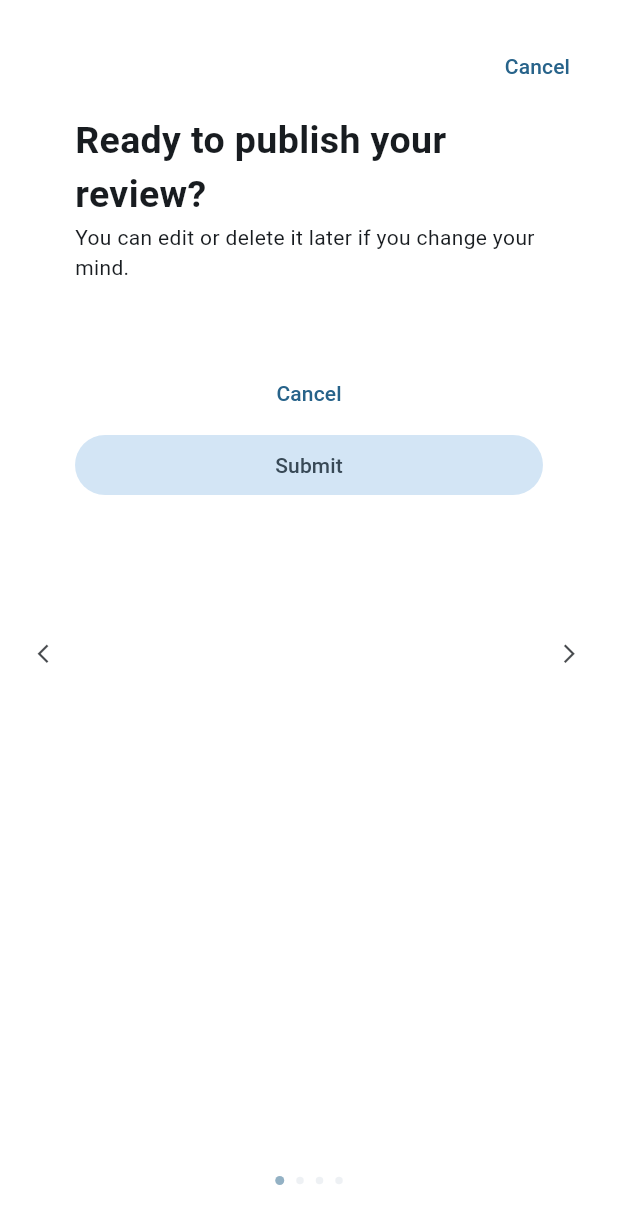
After one commit to zeykafx/lepl1509-moviegram, a Flutter app: the BsbForm screen opened directly, swiped to page 4, on a phone screen of 412 x 824 dp. The commit adds this screen. Shown: the top 1224 px of the screen. Run offline on Flutter 3.47's test engine with Material 2 defaults, Android fonts, the phone set to English and light mode, and no system bars; drawn by our look-alikes of card_swiper, dynamic_color; our stand-ins replace cloud_firestore, firebase_auth, firebase_core, flutter_animate, flutter_rating_bar, get and 1 more; accounts and stored records are empty.

Commit message:
new review ui (not working yet)

```diff
--- /dev/null
+++ b/lib/components/review/movie_page.dart
@@ -0,0 +1,333 @@
+import 'package:card_swiper/card_swiper.dart';
+import 'package:flutter/material.dart';
+import 'package:flutter_rating_bar/flutter_rating_bar.dart';
+
+class MoviePage extends StatefulWidget {
+  const MoviePage({super.key});
+
+  @override
+  _MoviePageState createState() => _MoviePageState();
+}
+
+class _MoviePageState extends State<MoviePage> {
+  bool isFocused = false;
+
+  @override
+  Widget build(BuildContext context) {
+    Size size = MediaQuery.of(context).size;
+    return Scaffold(
+        appBar: AppBar(title: const Text('Movie')),
+        body: Column(
+          children: [
+            ElevatedButton(
+                onPressed: () {
+                  showModalBottomSheet(
+                    context: context,
+                    isScrollControlled: true,
+                    isDismissible: false,
+                    builder: (context) {
+                      return GestureDetector(
+                        behavior: HitTestBehavior.opaque,
+                        onTap: () => FocusManager.instance.primaryFocus?.unfocus(),
+                        child: Padding(
+                          padding: EdgeInsets.only(
+                              bottom: MediaQuery.of(context).viewInsets.bottom),
+                          child: SizedBox(
+                              width: size.width,
+                              height: size.height < 800
+                                  ? size.height * 0.60
+                                  : size.height * 0.40,
+                              child: BsbForm()),
+                        ),
+                      );
+                    },
+                  );
+                },
+                child: const Text("Show modal sheet"))
+          ],
+        ));
+  }
+}
+
+class BsbForm extends StatefulWidget {
+  BsbForm({Key? key}) : super(key: key);
+
+  @override
+  State<BsbForm> createState() => _BsbFormState();
+}
+
+class _BsbFormState extends State<BsbForm> {
+  final commentKey = GlobalKey<FormState>();
+
+  String comment = "";
+  double rating = 0;
+  double storyRating = 0;
+  double lengthRating = 0;
+  double actingRating = 0;
+
+  @override
+  Widget build(BuildContext context) {
+    return Padding(
+      padding: const EdgeInsets.all(20.0),
+      child: Column(
+        mainAxisSize: MainAxisSize.max,
+        children: [
+          Align(
+            alignment: Alignment.topRight,
+            child: TextButton(
+              onPressed: () => Navigator.pop(context),
+              child: const Text("Cancel"),
+            ),
+          ),
+          Expanded(
+            child: Form(
+              key: commentKey,
+              child: Scaffold(
+                backgroundColor: Colors.transparent,
+                body: Swiper(
+                  itemCount: 4,
+                  pagination: SwiperPagination(
+                    builder: DotSwiperPaginationBuilder(
+                        space: 4,
+                        size: 5,
+                        activeSize: 6,
+                        activeColor:
+                            Theme.of(context).colorScheme.primary.withOpacity(0.5),
+                        color: Theme.of(context)
+                            .colorScheme
+                            .surfaceVariant
+                            .withOpacity(0.5)),
+                  ),
+                  control: SwiperControl(
+                      size: 15,
+                      padding: const EdgeInsets.all(5),
+                      iconNext: Icons.arrow_forward_ios,
+                      iconPrevious: Icons.arrow_back_ios,
+                      disableColor:
+                          Theme.of(context).colorScheme.onSurface.withOpacity(0.1),
+                      color: Theme.of(context).colorScheme.onSurface.withOpacity(0.8)),
+                  loop: false,
+                  itemBuilder: (BuildContext context, int index) {
+                    switch (index) {
+                      case 0:
+                        return buildOverallRating();
+                      case 1:
+                        return buildCommentRating();
+                      case 2:
+                        return buildLengthAndActorRating();
+                      case 3:
+                        return buildSubmitPage();
+                      default:
+                        return buildOverallRating();
+                    }
+                  },
+                ),
+              ),
+            ),
+          ),
+        ],
+      ),
+    );
+  }
+
+  Widget buildOverallRating() {
+    return Padding(
+      padding: const EdgeInsets.symmetric(horizontal: 30.0, vertical: 8.0),
+      child: SingleChildScrollView(
+        child: Column(
+          crossAxisAlignment: CrossAxisAlignment.start,
+          children: [
+            const Text("Rate this movie",
+                style: TextStyle(fontSize: 25, fontWeight: FontWeight.bold)),
+            const Text("How would you rate this movie?"),
+            const SizedBox(height: 10),
+            RatingBar(
+                initialRating: 0,
+                direction: Axis.horizontal,
+                allowHalfRating: true,
+                itemCount: 5,
+                ratingWidget: RatingWidget(
+                    full: const Icon(Icons.star, color: Colors.orangeAccent),
+                    half: const Icon(
+                      Icons.star_half,
+                      color: Colors.orangeAccent,
+                    ),
+                    empty: const Icon(
+                      Icons.star_outline,
+                      color: Colors.orangeAccent,
+                    )),
+                onRatingUpdate: (value) {
+                  setState(() {
+                    rating = value;
+                  });
+                }),
+            const SizedBox(height: 20),
+            const Text("How engaging was the story?"),
+            RatingBar(
+                initialRating: 0,
+                direction: Axis.horizontal,
+                allowHalfRating: true,
+                itemCount: 5,
+                ratingWidget: RatingWidget(
+                    full: const Icon(Icons.star, color: Colors.orangeAccent),
+                    half: const Icon(
+                      Icons.star_half,
+                      color: Colors.orangeAccent,
+                    ),
+                    empty: const Icon(
+                      Icons.star_outline,
+                      color: Colors.orangeAccent,
+                    )),
+                onRatingUpdate: (value) {
+                  setState(() {
+                    actingRating = value;
+                  });
+                }),
+          ],
+        ),
+      ),
+    );
+  }
+
+  Widget buildCommentRating() {
+    return Padding(
+      padding: const EdgeInsets.symmetric(horizontal: 30.0, vertical: 8.0),
+      child: SingleChildScrollView(
+        child: Column(
+          crossAxisAlignment: CrossAxisAlignment.start,
+          children: [
+            const Text("Share your opinion",
+                style: TextStyle(fontSize: 25, fontWeight: FontWeight.bold)),
+            const Text("Write a review for this movie"),
+            const SizedBox(height: 15),
+            TextFormField(
+              keyboardType: TextInputType.multiline,
+              maxLines: null,
+              decoration: const InputDecoration(
+                border: OutlineInputBorder(),
+                labelText: 'Comment',
+                hintText: 'Enter your comment',
+              ),
+              minLines: 3,
+              validator: (value) {
+                print(value);
+                print(value!.isEmpty);
+                return value!.isEmpty ? 'Comment can\'t be empty' : null;
+              },
+              onSaved: (value) => comment = value!.trim(),
+            ),
+          ],
+        ),
+      ),
+    );
+  }
+
+  Widget buildLengthAndActorRating() {
+    return Padding(
+      padding: const EdgeInsets.symmetric(horizontal: 30.0, vertical: 8.0),
+      child: SingleChildScrollView(
+        child: Column(
+          crossAxisAlignment: CrossAxisAlignment.start,
+          children: [
+            const Text("Share your feedback (optional)",
+                style: TextStyle(fontSize: 25, fontWeight: FontWeight.bold)),
+            const Text("How satisfied were you with the film’s duration and cast?"),
+            const SizedBox(height: 10),
+            const Text("Cast and characters"),
+            RatingBar(
+                initialRating: 0,
+                direction: Axis.horizontal,
+                allowHalfRating: true,
+                itemCount: 5,
+                ratingWidget: RatingWidget(
+                    full: const Icon(Icons.star, color: Colors.orangeAccent),
+                    half: const Icon(
+                      Icons.star_half,
+                      color: Colors.orangeAccent,
+                    ),
+                    empty: const Icon(
+                      Icons.star_outline,
+                      color: Colors.orangeAccent,
+                    )),
+                onRatingUpdate: (value) {
+                  setState(() {
+                    actingRating = value;
+                  });
+                }),
+            const SizedBox(height: 10),
+            const Text("Duration and pace"),
+            RatingBar(
+                initialRating: 0,
+                direction: Axis.horizontal,
+                allowHalfRating: true,
+                itemCount: 5,
+                ratingWidget: RatingWidget(
+                    full: const Icon(Icons.star, color: Colors.orangeAccent),
+                    half: const Icon(
+                      Icons.star_half,
+                      color: Colors.orangeAccent,
+                    ),
+                    empty: const Icon(
+                      Icons.star_outline,
+                      color: Colors.orangeAccent,
+                    )),
+                onRatingUpdate: (value) {
+                  setState(() {
+                    lengthRating = value;
+                  });
+                }),
+          ],
+        ),
+      ),
+    );
+  }
+
+  Widget buildSubmitPage() {
+    return Padding(
+      padding: const EdgeInsets.symmetric(horizontal: 30.0, vertical: 8.0),
+      child: SingleChildScrollView(
+        child: Column(
+          crossAxisAlignment: CrossAxisAlignment.start,
+          children: [
+            const Text("Ready to publish your review?",
+                style: TextStyle(fontSize: 25, fontWeight: FontWeight.bold)),
+            const Text("You can edit or delete it later if you change your mind."),
+            const SizedBox(height: 50),
+            SizedBox(
+              width: double.infinity,
+              child: TextButton(
+                onPressed: () {
+                  Navigator.of(context).pop();
+                },
+                child: const Text("Cancel"),
+              ),
+            ),
+            SizedBox(
+              width: double.infinity,
+              child: FilledButton.tonal(
+                onPressed: () {
+                  final form = commentKey.currentState;
+                  if (form!.validate() && comment != "") {
+                    form.save();
+                    print("Comment: $comment");
+                    print("Rating: $rating");
+                    print("Acting Rating: $actingRating");
+                    print("Length Rating: $lengthRating");
+                  } else {
+                    // show an error message
+                    ScaffoldMessenger.of(context).showSnackBar(const SnackBar(
+                      behavior: SnackBarBehavior.floating,
+                      margin: EdgeInsets.all(10),
+                      content: Text("Fill in all the required fields"),
+                    ));
+                  }
+                },
+                child: const Text("Submit"),
+              ),
+            ),
+          ],
+        ),
+      ),
+    );
+  }
+}
--- a/lib/pages/home/home_page.dart
+++ b/lib/pages/home/home_page.dart
@@ -2,8 +2,8 @@ import 'package:cloud_firestore/cloud_firestore.dart';
 import 'package:flutter/material.dart';
 import 'package:get/get.dart';
 import 'package:projet_lepl1509_groupe_17/components/drawer/drawer.dart';
+import 'package:projet_lepl1509_groupe_17/components/review/movie_page.dart';
 import 'package:projet_lepl1509_groupe_17/models/review.dart';
-import 'package:projet_lepl1509_groupe_17/pages/home/create_review_page.dart';
 
 class HomePage extends StatefulWidget {
   const HomePage({Key? key}) : super(key: key);
@@ -33,7 +33,7 @@ class _HomePageState extends State<HomePage> {
             children: [
               ElevatedButton(
                   onPressed: () {
-                    Get.to(() => const CreateReviewPage());
+                    Get.to(() => const MoviePage());
                   },
                   child: const Text('Create review')),
               Expanded(
@@ -93,7 +93,9 @@ class _HomePageState extends State<HomePage> {
                                       crossAxisAlignment: CrossAxisAlignment.start,
                                       mainAxisAlignment: MainAxisAlignment.center,
                                       children: [
-                                        Text(review.comment ?? "No comment..."),
+                                        Flexible(
+                                            child:
+                                                Text(review.comment ?? "No comment...")),
                                         const Spacer(),
                                         const Icon(Icons.star,
                                             color: Colors.orangeAccent, size: 15),
--- a/pubspec.yaml
+++ b/pubspec.yaml
@@ -51,6 +51,7 @@ dependencies:
   cloud_firestore: ^4.4.3
   flutter_rating_bar: ^4.0.1
   firebase_storage: ^11.0.14
+  card_swiper: ^2.0.4
 
 dev_dependencies:
   flutter_test:
```
Also changed, not shown: pubspec.lock.
